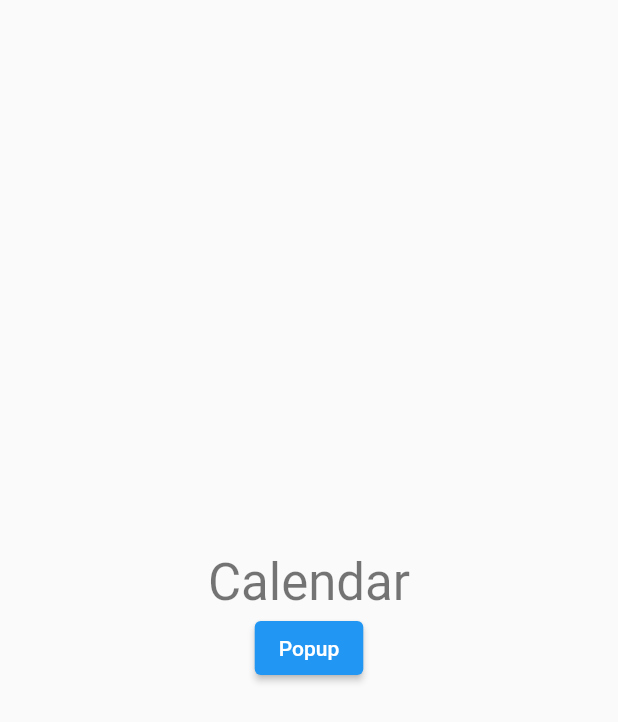
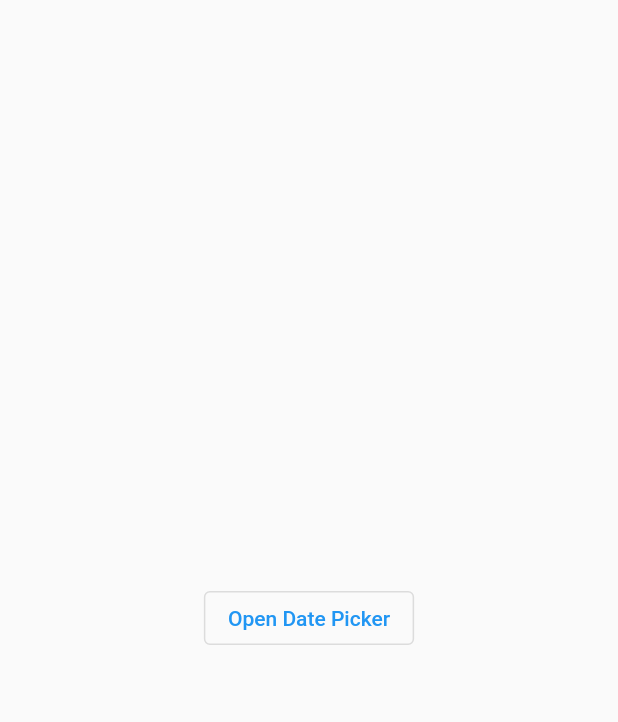
Before and after one commit to DimseBoms/meowdicine, a Flutter app: the Calendar screen opened directly, on a phone screen of 412 x 824 dp. Shown: the top 722 px of the screen. Run offline on Flutter 3.47's test engine with Material 2 defaults, Android fonts, the phone set to English and light mode, and no system bars; missing offline and left inert: dart:ffi.

Commit message:
Fått lagt inn en primitiv datepicker

```diff
--- a/lib/main.dart
+++ b/lib/main.dart
@@ -86,7 +86,7 @@ class _AppRootState extends State<AppRoot> {
       case 1:
         return const Calendar(title: 'Kalender');
       case 2:
-        return const User(title: 'Dyr');
+        return const Animals(title: 'Dyr');
       case 3:
         return const User(title: 'Bruker');
       default:
--- a/lib/views/calendar.dart
+++ b/lib/views/calendar.dart
@@ -10,16 +10,13 @@ class Calendar extends StatefulWidget {
 }
 
 class _CalendarState extends State<Calendar> {
-  String _welcomeMessage = 'Calendar';
-  String _popupMessage = 'Hello, popup!';
-
-  void _showPopupMessage() {
+  void _showDialog(String message) {
     showDialog(
       context: context,
       builder: (BuildContext context) {
         return AlertDialog(
           title: const Text('Popup'),
-          content: Text(_popupMessage),
+          content: const Text('Hello, popup!'),
           actions: <Widget>[
             TextButton(
               onPressed: () {
@@ -33,20 +30,29 @@ class _CalendarState extends State<Calendar> {
     );
   }
 
+  void _showDatePickerDialog(BuildContext context) async {
+    final DateTime? pickedDate = await showDatePicker(
+      context: context,
+      initialDate: DateTime.now(),
+      firstDate: DateTime.now().subtract(const Duration(days: 730)),
+      lastDate: DateTime.now(),
+    );
+    if (pickedDate != null) {
+      _showDialog("You picked $pickedDate");
+    }
+  }
+
   @override
   Widget build(BuildContext context) {
     // return a widget that represents your home screen
-    return Center(
-      child: Column(
-        mainAxisAlignment: MainAxisAlignment.center,
-        children: <Widget>[
-          Text(
-            _welcomeMessage,
-            style: Theme.of(context).textTheme.headlineMedium,
-          ),
-          ElevatedButton(
-              onPressed: _showPopupMessage, child: const Text('Popup')),
-        ],
+    return Scaffold(
+      body: Center(
+        child: OutlinedButton(
+          onPressed: () {
+            _showDatePickerDialog(context);
+          },
+          child: const Text('Open Date Picker'),
+        ),
       ),
     );
   }
```
